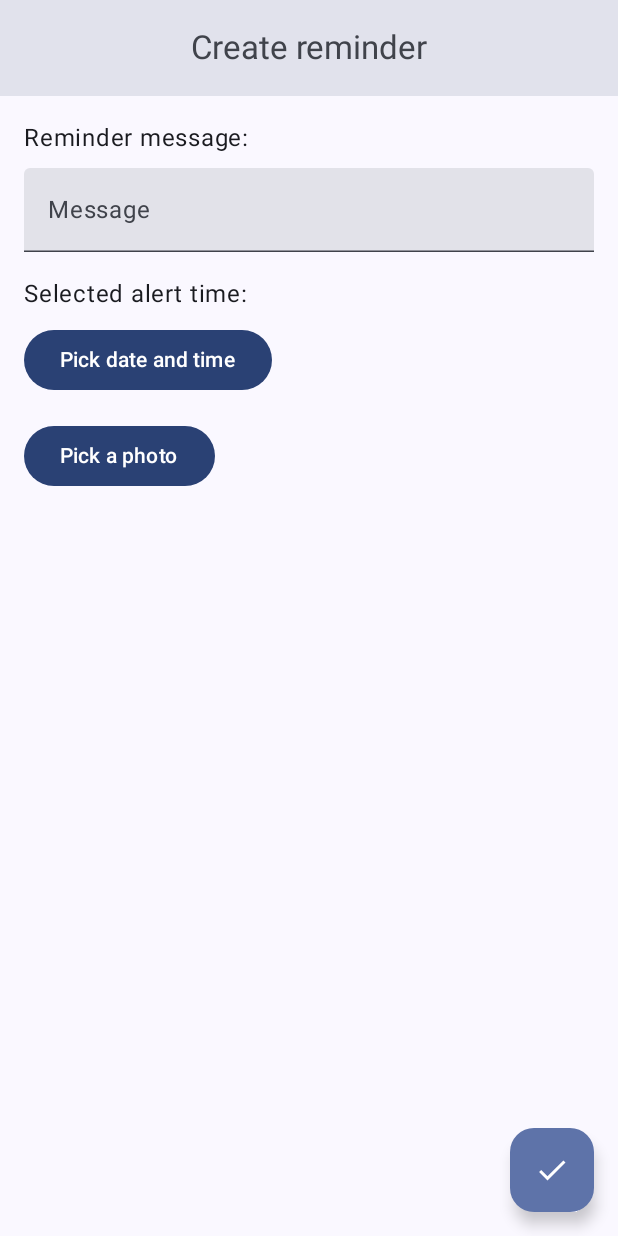
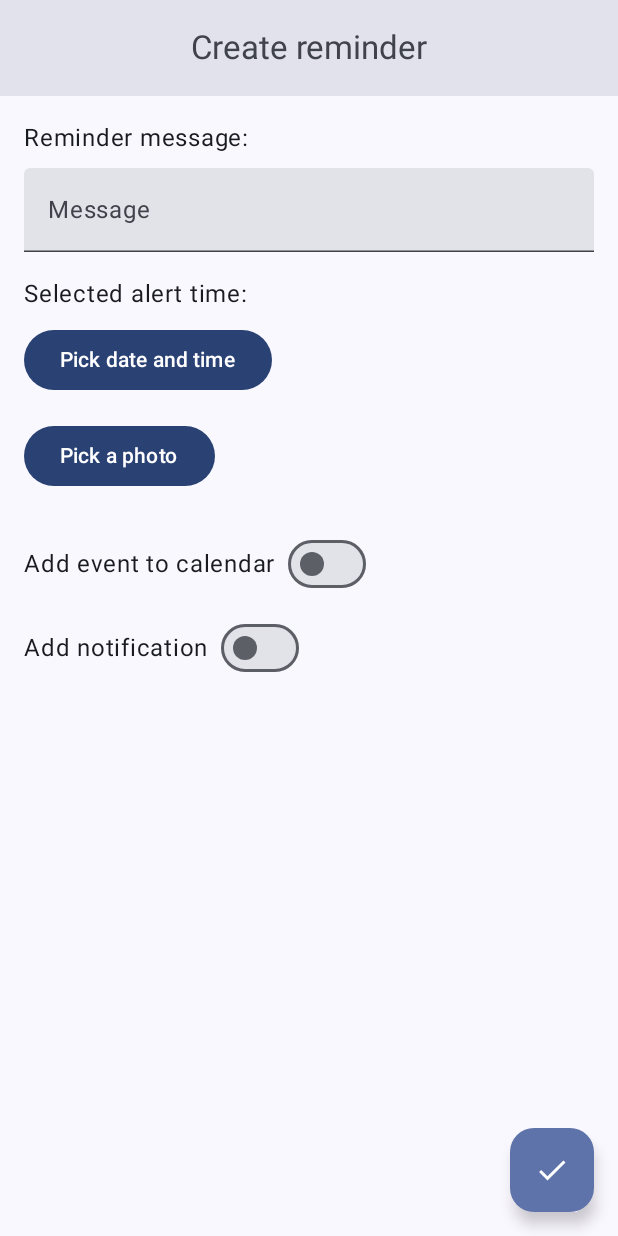
Before and after one commit to Feketerig/Reminder-demo-app, an Android app built with Jetpack Compose: the RemindersListScreen screen opened through its navigation route, after a tap on "Add new reminder", on a phone screen of 412 x 824 dp. Run offline under Robolectric (Android 15) with nearby library versions, the phone set to English and light mode, and no system bars; our stand-ins replace Dagger/Hilt's generated code, Room's generated code; 5 statements that could not run were skipped; 2 other taps on this screen came first.

Commit message:
added toggle for calendar and notification

```diff
--- a/app/src/main/java/com/example/mobilecomputinghomework/feature_reminder/domain/Reminder.kt
+++ b/app/src/main/java/com/example/mobilecomputinghomework/feature_reminder/domain/Reminder.kt
@@ -13,5 +13,7 @@ data class Reminder(
     val creation_time: Instant = Clock.System.now(),
     val creator_id: Long = 1L,
     val reminder_seen: Boolean = false,
+    val addCalendarEvent: Boolean = false,
+    val setNotification: Boolean = false,
     val imagePath: Uri? = null
 )
--- a/app/src/main/java/com/example/mobilecomputinghomework/feature_reminder/presentation/reminder_edit/ReminderEditScreen.kt
+++ b/app/src/main/java/com/example/mobilecomputinghomework/feature_reminder/presentation/reminder_edit/ReminderEditScreen.kt
@@ -78,20 +78,7 @@ fun ReminderEditScreen(
                         launcher.launch(Manifest.permission.POST_NOTIFICATIONS)
                     }
                     if (currentReminder.message.isNotEmpty()) {
-                        viewModel.onSave()
-                        /*if (viewModel.currentReminder.id == null) {
-                            val startDate =
-                                viewModel.currentReminder.reminder_time?.toEpochMilliseconds()
-                            val endDate = viewModel.currentReminder.reminder_time?.plus(1.hours)
-                                ?.toEpochMilliseconds()
-                            val mIntent = Intent(Intent.ACTION_EDIT)
-                            mIntent.type = "vnd.android.cursor.item/event"
-                            mIntent.putExtra("beginTime", startDate)
-                            mIntent.putExtra("time", true)
-                            mIntent.putExtra("endTime", endDate)
-                            mIntent.putExtra("title", viewModel.currentReminder.message)
-                            context.startActivity(mIntent)
-                        }*/
+                        viewModel.onSave(context)
                         navHostController.navigateUp()
                     }else{
                         messageIsEmptyError = true
@@ -226,6 +213,24 @@ fun ReminderEditScreen(
                     }
                 }
             }
+            Spacer(modifier = Modifier.height(16.dp))
+            Row(verticalAlignment = Alignment.CenterVertically) {
+                Text(text = "Add event to calendar")
+                Spacer(modifier = Modifier.width(8.dp))
+                Switch(
+                    checked = currentReminder.addCalendarEvent,
+                    onCheckedChange = viewModel::onAddCalendarEventChange
+                )
+            }
+            Spacer(modifier = Modifier.height(8.dp))
+            Row(verticalAlignment = Alignment.CenterVertically) {
+                Text(text = "Add notification")
+                Spacer(modifier = Modifier.width(8.dp))
+                Switch(
+                    checked = currentReminder.setNotification,
+                    onCheckedChange = viewModel::onSetNotificationChange
+                )
+            }
         }
     }
 }
```
Also changed, not shown: app/src/main/java/com/example/mobilecomputinghomework/feature_reminder/presentation/reminder_edit/ReminderEditViewModel.kt (+27 -3 lines).
